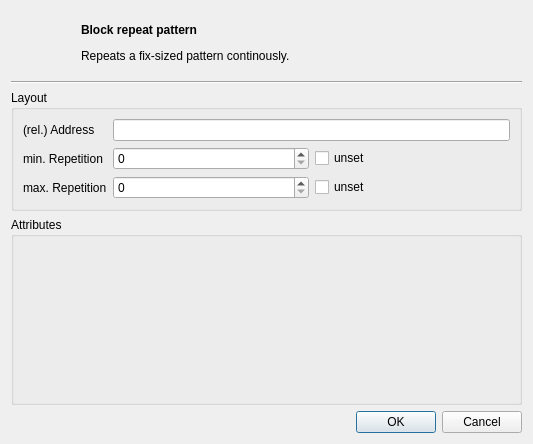
First picture: the form in src/blockrepeatdialog.ui, repository dmr-tools/anytone-emu, before the edit.
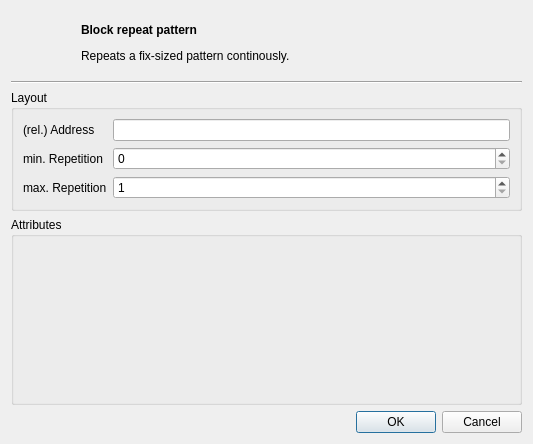
Second picture: the form after the edit. Custom widgets are drawn as their Qt base class.

Diff of the .ui file:
```diff
--- a/src/blockrepeatdialog.ui
+++ b/src/blockrepeatdialog.ui
@@ -87,13 +87,6 @@
           </property>
          </widget>
         </item>
-        <item>
-         <widget class="QCheckBox" name="minRepetitionUnset">
-          <property name="text">
-           <string>unset</string>
-          </property>
-         </widget>
-        </item>
        </layout>
       </item>
       <item row="2" column="0">
@@ -107,18 +100,14 @@
        <layout class="QHBoxLayout" name="horizontalLayout_2">
         <item>
          <widget class="QSpinBox" name="maxRepetition">
+          <property name="minimum">
+           <number>1</number>
+          </property>
           <property name="maximum">
            <number>1000000000</number>
           </property>
          </widget>
         </item>
-        <item>
-         <widget class="QCheckBox" name="maxRepetitionUnset">
-          <property name="text">
-           <string>unset</string>
-          </property>
-         </widget>
-        </item>
        </layout>
       </item>
      </layout>
```
